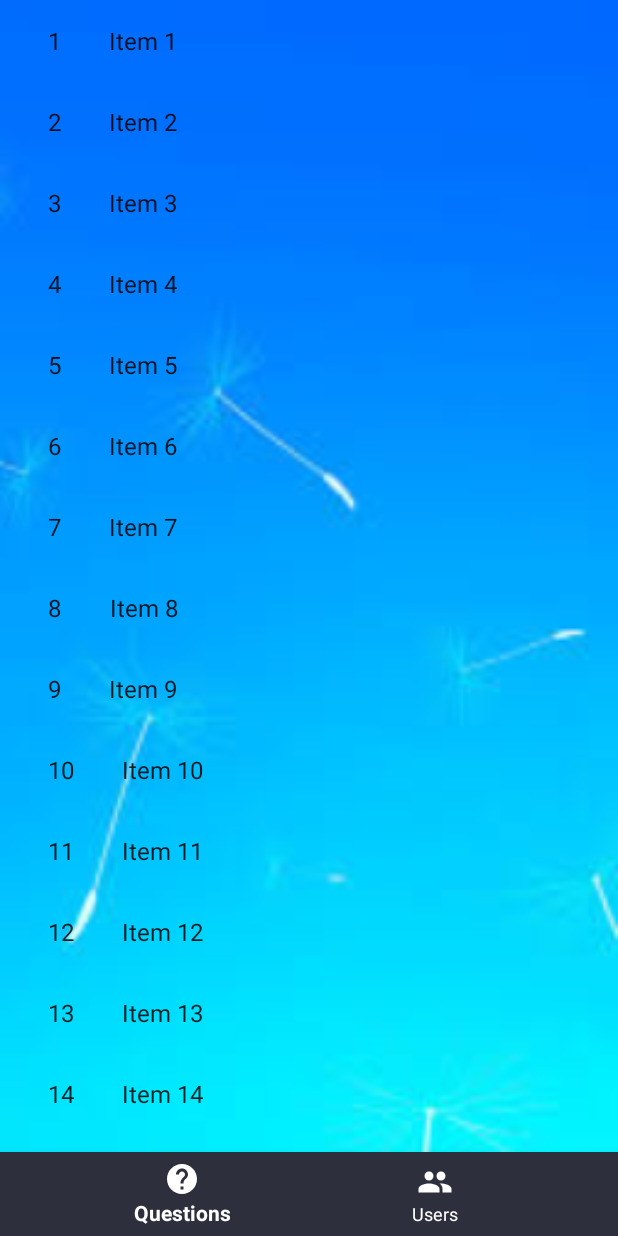
After one commit to Agnohendrix/AndroidOnlineQuizApp, an Android app: the fragment QuestionsFragment placed in its activity, on a phone screen of 412 x 824 dp. The commit adds this screen. Run offline under Robolectric (Android 15) with nearby library versions, the phone set to English and light mode, and no system bars; our stand-ins replace Firebase (no records; nobody signed in at launch, a user with empty details on screens opened directly), Picasso; libraries missing offline, so code that uses them is left out: com.facebook, com.facebook.login; pictures from the network do not load.

Commit message:
Created RecyclerView for Admin questions.

```diff
--- a/app/build.gradle
+++ b/app/build.gradle
@@ -31,6 +31,7 @@ dependencies {
     implementation 'com.android.support.constraint:constraint-layout:1.1.3'
     implementation 'com.android.support:support-v4:28.0.0'
     implementation 'com.facebook.android:facebook-android-sdk:4.38.1'
+    implementation 'com.android.support:recyclerview-v7:28.0.0'
     testImplementation 'junit:junit:4.12'
     androidTestImplementation 'com.android.support.test:runner:1.0.2'
     androidTestImplementation 'com.android.support.test.espresso:espresso-core:3.0.2'
--- a/app/src/main/java/com/example/agnohendrix/androidonlinequizapp/AdminActivity.java
+++ b/app/src/main/java/com/example/agnohendrix/androidonlinequizapp/AdminActivity.java
@@ -1,18 +1,55 @@
 package com.example.agnohendrix.androidonlinequizapp;
 
 import android.content.Intent;
+import android.support.annotation.NonNull;
+import android.support.design.widget.BottomNavigationView;
+import android.support.v4.app.Fragment;
+import android.support.v4.app.FragmentTransaction;
 import android.support.v7.app.AppCompatActivity;
 import android.os.Bundle;
+import android.view.MenuItem;
 
 import com.example.agnohendrix.androidonlinequizapp.Common.Common;
+import com.example.agnohendrix.androidonlinequizapp.Model.Category;
+import com.example.agnohendrix.androidonlinequizapp.dummy.DummyContent;
 import com.facebook.login.LoginManager;
 
-public class AdminActivity extends AppCompatActivity {
+public class AdminActivity extends AppCompatActivity implements QuestionsFragment.OnListFragmentInteractionListener {
+
+    BottomNavigationView bnv;
 
     @Override
     protected void onCreate(Bundle savedInstanceState) {
         super.onCreate(savedInstanceState);
         setContentView(R.layout.activity_admin);
+
+        bnv = findViewById(R.id.menu_admin);
+        bnv.setOnNavigationItemSelectedListener(new BottomNavigationView.OnNavigationItemSelectedListener() {
+            @Override
+            public boolean onNavigationItemSelected(@NonNull MenuItem menuItem) {
+                Fragment selectedFragment = null;
+                switch(menuItem.getItemId()){
+                    case R.id.action_questions:
+                        //Insert questions fragment;
+                        selectedFragment = new QuestionsFragment();
+                        break;
+                    case R.id.action_users:
+                        selectedFragment = new RankingFragment();
+                        break;
+                }
+                FragmentTransaction transaction = getSupportFragmentManager().beginTransaction();
+                transaction.replace(R.id.frame_layout, selectedFragment);
+                transaction.commit();
+                return true;
+            }
+        });
+        setDefaultFragment();
+    }
+
+    private void setDefaultFragment() {
+        FragmentTransaction transaction = getSupportFragmentManager().beginTransaction();
+        transaction.replace(R.id.frame_layout, CategoryFragment.newInstance());
+        transaction.commit();
     }
 
     @Override
@@ -24,4 +61,9 @@ public class AdminActivity extends AppCompatActivity {
         startActivity(back);
         finish();
     }
+
+    @Override
+    public void onListFragmentInteraction(DummyContent.DummyItem item) {
+
+    }
 }
--- /dev/null
+++ b/app/src/main/java/com/example/agnohendrix/androidonlinequizapp/MyQuestionRecyclerViewAdapter.java
@@ -0,0 +1,77 @@
+package com.example.agnohendrix.androidonlinequizapp;
+
+import android.support.v7.widget.RecyclerView;
+import android.view.LayoutInflater;
+import android.view.View;
+import android.view.ViewGroup;
+import android.widget.TextView;
+
+import com.example.agnohendrix.androidonlinequizapp.QuestionsFragment.OnListFragmentInteractionListener;
+import com.example.agnohendrix.androidonlinequizapp.dummy.DummyContent.DummyItem;
+
+import java.util.List;
+
+/**
+ * {@link RecyclerView.Adapter} that can display a {@link DummyItem} and makes a call to the
+ * specified {@link OnListFragmentInteractionListener}.
+ * TODO: Replace the implementation with code for your data type.
+ */
+public class MyQuestionRecyclerViewAdapter extends RecyclerView.Adapter<MyQuestionRecyclerViewAdapter.ViewHolder> {
+
+    private final List<DummyItem> mValues;
+    private final OnListFragmentInteractionListener mListener;
+
+    public MyQuestionRecyclerViewAdapter(List<DummyItem> items, OnListFragmentInteractionListener listener) {
+        mValues = items;
+        mListener = listener;
+    }
+
+    @Override
+    public ViewHolder onCreateViewHolder(ViewGroup parent, int viewType) {
+        View view = LayoutInflater.from(parent.getContext())
+                .inflate(R.layout.fragment_question, parent, false);
+        return new ViewHolder(view);
+    }
+
+    @Override
+    public void onBindViewHolder(final ViewHolder holder, int position) {
+        holder.mItem = mValues.get(position);
+        holder.mIdView.setText(mValues.get(position).id);
+        holder.mContentView.setText(mValues.get(position).content);
+
+        holder.mView.setOnClickListener(new View.OnClickListener() {
+            @Override
+            public void onClick(View v) {
+                if (null != mListener) {
+                    // Notify the active callbacks interface (the activity, if the
+                    // fragment is attached to one) that an item has been selected.
+                    mListener.onListFragmentInteraction(holder.mItem);
+                }
+            }
+        });
+    }
+
+    @Override
+    public int getItemCount() {
+        return mValues.size();
+    }
+
+    public class ViewHolder extends RecyclerView.ViewHolder {
+        public final View mView;
+        public final TextView mIdView;
+        public final TextView mContentView;
+        public DummyItem mItem;
+
+        public ViewHolder(View view) {
+            super(view);
+            mView = view;
+            mIdView = (TextView) view.findViewById(R.id.item_number);
+            mContentView = (TextView) view.findViewById(R.id.content);
+        }
+
+        @Override
+        public String toString() {
+            return super.toString() + " '" + mContentView.getText() + "'";
+        }
+    }
+}
--- /dev/null
+++ b/app/src/main/java/com/example/agnohendrix/androidonlinequizapp/QuestionsFragment.java
@@ -0,0 +1,110 @@
+package com.example.agnohendrix.androidonlinequizapp;
+
+import android.content.Context;
+import android.os.Bundle;
+import android.support.v4.app.Fragment;
+import android.support.v7.widget.GridLayoutManager;
+import android.support.v7.widget.LinearLayoutManager;
+import android.support.v7.widget.RecyclerView;
+import android.view.LayoutInflater;
+import android.view.View;
+import android.view.ViewGroup;
+
+import com.example.agnohendrix.androidonlinequizapp.Model.Question;
+import com.example.agnohendrix.androidonlinequizapp.dummy.DummyContent;
+import com.example.agnohendrix.androidonlinequizapp.dummy.DummyContent.DummyItem;
+
+import java.util.List;
+
+/**
+ * A fragment representing a list of Items.
+ * <p/>
+ * Activities containing this fragment MUST implement the {@link OnListFragmentInteractionListener}
+ * interface.
+ */
+public class QuestionsFragment extends Fragment {
+
+    // TODO: Customize parameter argument names
+    private static final String ARG_COLUMN_COUNT = "column-count";
+    // TODO: Customize parameters
+    private int mColumnCount = 1;
+    private OnListFragmentInteractionListener mListener;
+
+    /**
+     * Mandatory empty constructor for the fragment manager to instantiate the
+     * fragment (e.g. upon screen orientation changes).
+     */
+    public QuestionsFragment() {
+    }
+
+    // TODO: Customize parameter initialization
+    @SuppressWarnings("unused")
+    public static QuestionsFragment newInstance(int columnCount) {
+        QuestionsFragment fragment = new QuestionsFragment();
+        Bundle args = new Bundle();
+        args.putInt(ARG_COLUMN_COUNT, columnCount);
+        fragment.setArguments(args);
+        return fragment;
+    }
+
+    @Override
+    public void onCreate(Bundle savedInstanceState) {
+        super.onCreate(savedInstanceState);
+
+        if (getArguments() != null) {
+            mColumnCount = getArguments().getInt(ARG_COLUMN_COUNT);
+        }
+    }
+
+    @Override
+    public View onCreateView(LayoutInflater inflater, ViewGroup container,
+                             Bundle savedInstanceState) {
+        View view = inflater.inflate(R.layout.fragment_question_list, container, false);
+
+        // Set the adapter
+        if (view instanceof RecyclerView) {
+            Context context = view.getContext();
+            RecyclerView recyclerView = (RecyclerView) view;
+            if (mColumnCount <= 1) {
+                recyclerView.setLayoutManager(new LinearLayoutManager(context));
+            } else {
+                recyclerView.setLayoutManager(new GridLayoutManager(context, mColumnCount));
+            }
+            recyclerView.setAdapter(new MyQuestionRecyclerViewAdapter(DummyContent.ITEMS, mListener));
+        }
+        return view;
+    }
+
+
+    @Override
+    public void onAttach(Context context) {
+        super.onAttach(context);
+        if (context instanceof OnListFragmentInteractionListener) {
+            mListener = (OnListFragmentInteractionListener) context;
+        } else {
+            throw new RuntimeException(context.toString()
+                    + " must implement OnListFragmentInteractionListener");
+        }
+    }
+
+    @Override
+    public void onDetach() {
+        super.onDetach();
+        mListener = null;
+    }
+
+    /**
+     * This interface must be implemented by activities that contain this
+     * fragment to allow an interaction in this fragment to be communicated
+     * to the activity and potentially other fragments contained in that
+     * activity.
+     * <p/>
+     * See the Android Training lesson <a href=
+     * "http://developer.android.com/training/basics/fragments/communicating.html"
+     * >Communicating with Other Fragments</a> for more information.
+     */
+    public interface OnListFragmentInteractionListener {
+        // TODO: Update argument type and name
+        void onListFragmentInteraction(DummyItem item);
+    }
+}
--- /dev/null
+++ b/app/src/main/res/layout/fragment_question.xml
@@ -0,0 +1,20 @@
+<?xml version="1.0" encoding="utf-8"?>
+<LinearLayout xmlns:android="http://schemas.android.com/apk/res/android"
+    android:layout_width="wrap_content"
+    android:layout_height="wrap_content"
+    android:orientation="horizontal">
+
+    <TextView
+        android:id="@+id/item_number"
+        android:layout_width="wrap_content"
+        android:layout_height="wrap_content"
+        android:layout_margin="@dimen/text_margin"
+        android:textAppearance="?attr/textAppearanceListItem" />
+
+    <TextView
+        android:id="@+id/content"
+        android:layout_width="wrap_content"
+        android:layout_height="wrap_content"
+        android:layout_margin="@dimen/text_margin"
+        android:textAppearance="?attr/textAppearanceListItem" />
+</LinearLayout>
--- /dev/null
+++ b/app/src/main/res/layout/fragment_question_list.xml
@@ -0,0 +1,13 @@
+<?xml version="1.0" encoding="utf-8"?>
+<android.support.v7.widget.RecyclerView xmlns:android="http://schemas.android.com/apk/res/android"
+    xmlns:app="http://schemas.android.com/apk/res-auto"
+    xmlns:tools="http://schemas.android.com/tools"
+    android:id="@+id/list"
+    android:name="com.example.agnohendrix.androidonlinequizapp.QuestionsFragment"
+    android:layout_width="match_parent"
+    android:layout_height="match_parent"
+    android:layout_marginLeft="16dp"
+    android:layout_marginRight="16dp"
+    app:layoutManager="LinearLayoutManager"
+    tools:context=".QuestionsFragment"
+    tools:listitem="@layout/fragment_question" />
--- /dev/null
+++ b/app/src/main/res/values/dimens.xml
@@ -0,0 +1,4 @@
+<?xml version="1.0" encoding="utf-8"?>
+<resources>
+    <dimen name="text_margin">16dp</dimen>
+</resources>
```
Also changed, not shown: app/src/main/java/com/example/agnohendrix/androidonlinequizapp/dummy/DummyContent.java (added, +72 -0 lines).
